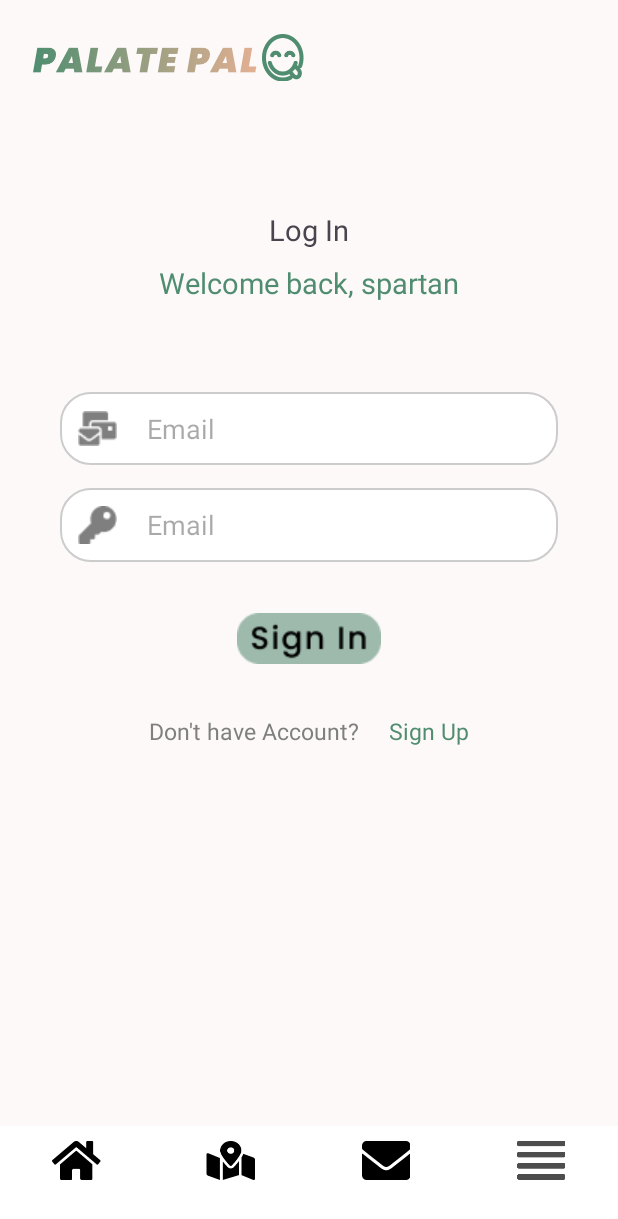
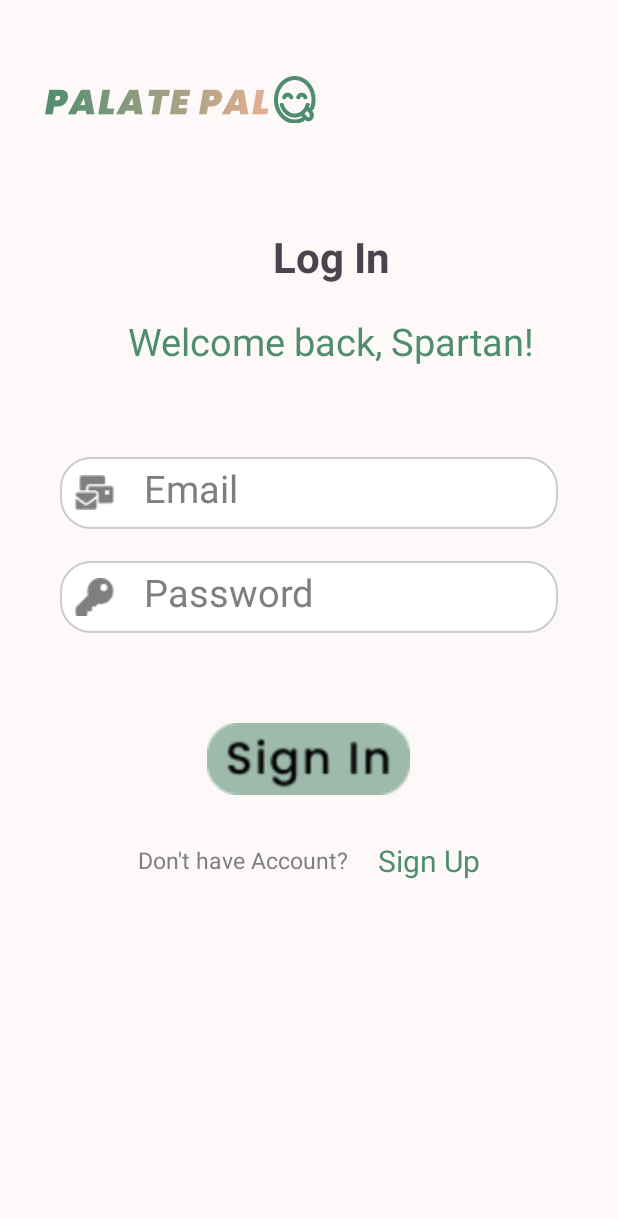
Before and after one commit to shanepat/PalatePal, an Android app: the layout activity_signin.xml on its own in the app's theme, with its tools: preview values and no code run, on a phone screen of 412 x 824 dp. Shown: the top 1219 px of the screen. Run offline under Robolectric (Android 15) with nearby library versions, the phone set to English and light mode, and no system bars.

Commit message:
Register/Login/Firstpage setting

```diff
--- a/app/src/main/java/msu/edu/cse476/dhillo17/palatepal/MainActivity.java
+++ b/app/src/main/java/msu/edu/cse476/dhillo17/palatepal/MainActivity.java
@@ -36,6 +36,7 @@ public class MainActivity extends AppCompatActivity implements View.OnClickListe
 
     }
 
+    @Override
     public void onClick(View view)
     {
         FirebaseDatabase database = FirebaseDatabase.getInstance();
--- a/app/src/main/res/layout/activity_signin.xml
+++ b/app/src/main/res/layout/activity_signin.xml
@@ -1,166 +1,133 @@
 <?xml version="1.0" encoding="utf-8"?>
 <RelativeLayout xmlns:android="http://schemas.android.com/apk/res/android"
     xmlns:tools="http://schemas.android.com/tools"
+    android:id="@+id/activity_main"
     android:layout_width="match_parent"
     android:layout_height="match_parent"
     xmlns:app="http://schemas.android.com/apk/res-auto"
-    android:background="#FDF9F9">
+    android:background="#fdf9f9"
+    tools:context="msu.edu.cse476.dhillo17.palatepal.LoginActivity">
     <LinearLayout
-        android:id="@+id/header"
+        android:layout_width="match_parent"
+        android:layout_height="match_parent"
+        android:orientation="vertical">
+
+        <LinearLayout
             android:layout_width="match_parent"
             android:layout_height="wrap_content"
-        android:gravity="center_vertical"
-        android:orientation="horizontal"
-        android:padding="22dp">
+            android:orientation="vertical"
+            android:paddingLeft="30dp"
+            android:paddingTop="50dp">
 
             <ImageView
                 android:id="@+id/logo"
                 android:layout_width="wrap_content"
                 android:layout_height="wrap_content"
-            android:src="@drawable/logo" /> <!-- Replace with your logo drawable resource -->
+
+                android:src="@drawable/logo"
+                android:contentDescription="@string/logo_des"/>
+
+            <TextView
+                android:layout_width="wrap_content"
+                android:layout_height="wrap_content"
+                android:layout_gravity="center"
+                android:layout_marginTop="70dp"
+                android:text="@string/log_in"
+                android:textSize="28sp"
+                android:textStyle="bold" />
+
+            <TextView
+                android:layout_width="wrap_content"
+                android:layout_height="wrap_content"
+                android:layout_gravity="center"
+                android:layout_marginTop="20dp"
+                android:text="@string/welcome_back"
+                android:textColor="@color/text_color_green"
+                android:textSize="25sp" />
 
         </LinearLayout>
 
-    <TextView
-        android:id="@+id/login_message"
+        <LinearLayout
             android:layout_width="match_parent"
-        android:layout_height="wrap_content"
-        android:layout_marginTop="140dp"
-        android:gravity="center"
-
-        android:text="@string/log_in"
-        android:textSize="19sp"
-        tools:ignore="NotSibling" />
-
-    <TextView
-        android:id="@+id/login_welcome"
-        android:layout_width="match_parent"
-        android:layout_height="wrap_content"
-        android:layout_marginTop="175dp"
-        android:gravity="center"
-        android:text= "@string/welcome_back_spartan"
-        android:textColor="@color/text_color_green"
-        android:textSize="19sp"
-        tools:ignore="NotSibling" />
+            android:layout_height="match_parent"
+            android:orientation="vertical">
 
             <EditText
-        android:id="@+id/editTextEmail"
+                android:inputType="textEmailAddress"
+                android:id="@+id/emailText"
                 android:layout_width="match_parent"
-        android:layout_height="wrap_content"
+                android:layout_height="48dp"
+                android:hint="@string/email_login"
+                android:layout_gravity="center"
+                android:layout_marginTop="60dp"
                 android:layout_marginStart="40dp"
                 android:layout_marginEnd="40dp"
                 android:background="@drawable/search_view_background"
                 android:drawableStart="@drawable/email_icon"
                 android:drawablePadding="20dp"
-        android:hint="@string/email_login"
-        android:padding="12dp"
-        android:singleLine="true"
-        android:layout_below="@+id/login_welcome"
-        android:layout_marginTop="60dp"
-        android:inputType="text"
-        tools:ignore="TextFields"
-        android:autofillHints="" />
-
+                android:padding="10dp"
+                android:textColor="#7f7f7f"
+                android:textColorHint="#7f7f7f"
+                android:textSize="25sp"
+                    />
             <EditText
-        android:id="@+id/editTextPassword"
+                android:inputType="textPassword"
+                android:id="@+id/passwordText"
                 android:layout_width="match_parent"
-        android:layout_height="wrap_content"
+                android:layout_height="48dp"
+                android:hint="@string/password_login"
+                android:layout_gravity="center"
+                android:layout_marginTop="21dp"
                 android:layout_marginStart="40dp"
                 android:layout_marginEnd="40dp"
                 android:background="@drawable/search_view_background"
                 android:drawableStart="@drawable/password_icon"
                 android:drawablePadding="20dp"
-        android:hint="@string/email_login"
-        android:padding="12dp"
-        android:singleLine="true"
-        android:layout_below="@+id/editTextEmail"
-        android:layout_marginTop="15dp"
-        android:inputType="text"
-        tools:ignore="TextFields"
-        android:autofillHints="no" />
+                android:padding="10dp"
+                android:textColor="#7f7f7f"
+                android:textColorHint="#7f7f7f"
+                android:textSize="25sp"
+                />
 
                 <ImageButton
-        android:id="@+id/login_button"
-        android:layout_width="match_parent"
-        android:layout_height="wrap_content"
-        android:layout_below="@+id/editTextPassword"
+                    android:id="@+id/btn_login"
+                    android:layout_width="135dp"
+                    android:layout_height="48dp"
                     android:layout_gravity="center"
-        android:background="@null"
-        android:contentDescription="@string/button_to_sign_in"
-        android:padding="34dp"
-        android:src="@drawable/signin_button" />
-
+                    android:contentDescription="@string/signinbtn_des"
+                    android:background="@drawable/signin_button"
+                    android:layout_marginTop="60dp"
+                    />
             <LinearLayout
                 android:layout_width="match_parent"
                 android:layout_height="wrap_content"
-        android:layout_below="@+id/login_button"
                 android:orientation="horizontal"
-        android:gravity="center">
-
+                android:gravity="center"
+                android:layout_marginTop="30dp">
                 <TextView
-            android:id="@+id/no_account"
                     android:layout_width="wrap_content"
                     android:layout_height="wrap_content"
+                    android:layout_gravity="center"
                     android:text="@string/no_account"
                     android:textColor="@color/text_color_inbox"
                     android:textSize="15sp"
-            tools:ignore="DuplicateIds,NotSibling" />
+                    />
                 <TextView
-            android:id="@+id/signup"
                     android:layout_width="wrap_content"
                     android:layout_height="wrap_content"
                     android:text="@string/signup"
                     android:paddingStart="20dp"
-            android:clickable="true"
+                    android:textSize="20sp"
                     android:textColor="@color/text_color_green"
-            android:textSize="15sp"
-            tools:ignore="DuplicateIds,NotSibling"
-            android:focusable="true" />
+                    android:id="@+id/register"/>
+
+
 
             </LinearLayout>
-
-    <LinearLayout
-        android:id="@+id/bottom_bar"
-        android:layout_width="match_parent"
-        android:layout_height="wrap_content"
-        android:orientation="horizontal"
-        android:gravity="center"
-        android:layout_alignParentBottom="true"
-        android:background="@color/cardview_light_background"> <!-- Custom background color -->
-
-        <Button
-            android:id="@+id/button_home"
-            android:layout_width="0dp"
-            android:layout_height="wrap_content"
-            android:layout_weight="1"
-            android:background="@android:color/transparent"
-            android:drawableTop="@drawable/home_button" /> <!-- Your icon -->
-
-        <Button
-            android:id="@+id/button_map"
-            android:layout_width="0dp"
-            android:layout_height="wrap_content"
-            android:layout_weight="1"
-            android:background="@android:color/transparent"
-            android:drawableTop="@drawable/map_button" /> <!-- Your icon -->
-
-        <Button
-            android:id="@+id/button_message"
-            android:layout_width="0dp"
-            android:layout_height="wrap_content"
-            android:layout_weight="1"
-            android:background="@android:color/transparent"
-            android:drawableTop="@drawable/message_button" /> <!-- Your icon -->
-
-        <Button
-            android:id="@+id/button_sidebar"
-            android:layout_width="0dp"
-            android:layout_height="wrap_content"
-            android:layout_weight="1"
-            android:background="@android:color/transparent"
-            android:drawableTop="@drawable/sidebar_button" /> <!-- Your icon -->
-
+        </LinearLayout>
     </LinearLayout>
 
 
+
+
 </RelativeLayout>
```
Also changed, not shown: app/src/main/AndroidManifest.xml (+10 -6 lines), app/src/main/java/msu/edu/cse476/dhillo17/palatepal/LoginActivity.java (+22 -5 lines), app/src/main/java/msu/edu/cse476/dhillo17/palatepal/RegisterActivity.java (added, +18 -0 lines), app/src/main/res/layout/activity_register.xml (added, +174 -0 lines), app/src/main/res/values/strings.xml (+13 -6 lines), app/src/main/res/drawable/register_button.png (added). Lines whose indentation alone changed are shown as unchanged.
